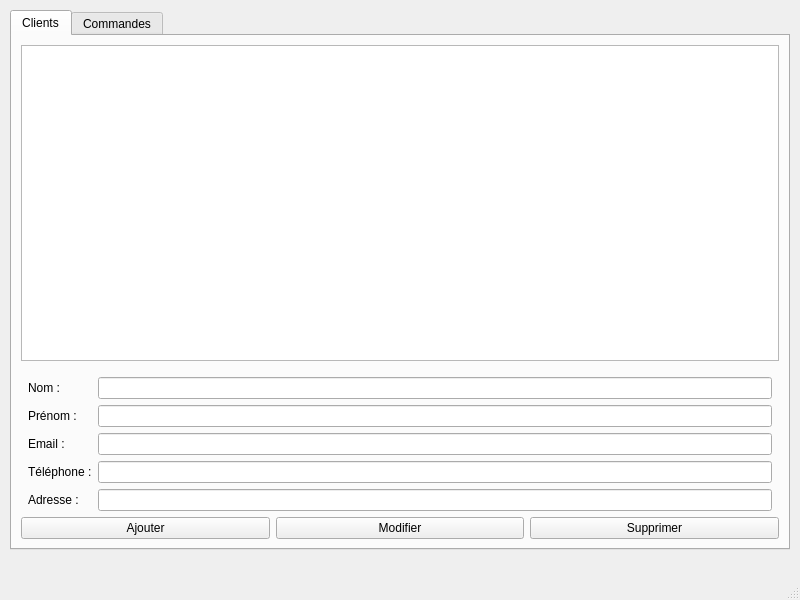
Old version of the form projet-logistique-qt/mainwindow.ui in the repository maysoun02/projet-logistique-qt.
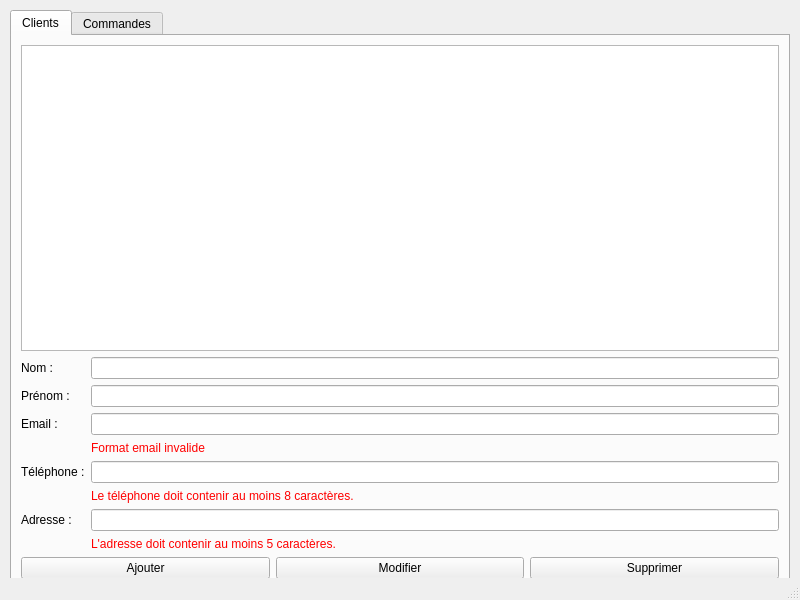
New version of the form.

Commit message: fonctionnenment de l'entité client

Patch:
```diff
--- a/projet-logistique-qt/mainwindow.ui
+++ b/projet-logistique-qt/mainwindow.ui
@@ -20,9 +20,11 @@
       <x>10</x>
       <y>10</y>
       <width>780</width>
-      <height>540</height>
+      <height>580</height>
      </rect>
     </property>
+
+    <!-- Tab Clients -->
     <widget class="QWidget" name="tabClients">
          <attribute name="title">
           <string>Clients</string>
@@ -32,96 +34,38 @@
            <widget class="QTableWidget" name="tableClients"/>
           </item>
           <item>
-           <spacer name="verticalSpacer">
-            <property name="orientation">
-             <enum>Qt::Vertical</enum>
-            </property>
-            <property name="sizeType">
-             <enum>QSizePolicy::Fixed</enum>
-            </property>
-            <property name="sizeHint" stdset="0">
-             <size>
-              <width>20</width>
-              <height>10</height>
-             </size>
-            </property>
-           </spacer>
-          </item>
-          <item>
-           <layout class="QHBoxLayout" name="horizontalWrapper">
-            <item>
-             <spacer name="leftSpacer">
-              <property name="orientation">
-               <enum>Qt::Horizontal</enum>
-              </property>
-              <property name="sizeType">
-               <enum>QSizePolicy::Expanding</enum>
-              </property>
-             </spacer>
-            </item>
-            <item>
              <layout class="QFormLayout" name="formClients">
-              <item row="0" column="0">
-               <widget class="QLabel" name="labelNom">
-                <property name="text">
-                 <string>Nom :</string>
-                </property>
-               </widget>
-              </item>
-              <item row="0" column="1">
-               <widget class="QLineEdit" name="lineNom"/>
-              </item>
-              <item row="1" column="0">
-               <widget class="QLabel" name="labelPrenom">
-                <property name="text">
-                 <string>Prénom :</string>
-                </property>
-               </widget>
-              </item>
-              <item row="1" column="1">
-               <widget class="QLineEdit" name="linePrenom"/>
-              </item>
-              <item row="2" column="0">
-               <widget class="QLabel" name="labelEmail">
-                <property name="text">
-                 <string>Email :</string>
-                </property>
-               </widget>
-              </item>
-              <item row="2" column="1">
-               <widget class="QLineEdit" name="lineEmail"/>
-              </item>
-              <item row="3" column="0">
-               <widget class="QLabel" name="labelTel">
-                <property name="text">
-                 <string>Téléphone :</string>
-                </property>
-               </widget>
-              </item>
+
+        <item row="0" column="0"><widget class="QLabel" name="labelNom"><property name="text"><string>Nom :</string></property></widget></item>
+        <item row="0" column="1"><widget class="QLineEdit" name="lineNom"/></item>
+        <item row="1" column="0"><widget class="QLabel" name="labelPrenom"><property name="text"><string>Prénom :</string></property></widget></item>
+        <item row="1" column="1"><widget class="QLineEdit" name="linePrenom"/></item>
+        <item row="2" column="0"><widget class="QLabel" name="labelEmail"><property name="text"><string>Email :</string></property></widget></item>
+        <item row="2" column="1"><widget class="QLineEdit" name="lineEmail"/></item>
               <item row="3" column="1">
-               <widget class="QLineEdit" name="lineTel"/>
-              </item>
-              <item row="4" column="0">
-               <widget class="QLabel" name="labelAdresse">
-                <property name="text">
-                 <string>Adresse :</string>
-                </property>
-               </widget>
-              </item>
-              <item row="4" column="1">
-               <widget class="QLineEdit" name="lineAdresse"/>
-              </item>
-             </layout>
-            </item>
-            <item>
-             <spacer name="rightSpacer">
-              <property name="orientation">
-               <enum>Qt::Horizontal</enum>
-              </property>
-              <property name="sizeType">
-               <enum>QSizePolicy::Expanding</enum>
-              </property>
-             </spacer>
+         <widget class="QLabel" name="labelEmailError">
+          <property name="text"><string>Format email invalide</string></property>
+          <property name="styleSheet"><string notr="true">color: red;</string></property>
+          <property name="visible"><bool>false</bool></property>
+         </widget>
+        </item>
+        <item row="4" column="0"><widget class="QLabel" name="labelTel"><property name="text"><string>Téléphone :</string></property></widget></item>
+        <item row="4" column="1"><widget class="QLineEdit" name="lineTel"/></item>
+        <item row="5" column="1">
+         <widget class="QLabel" name="labelTelError">
+          <property name="text"><string>Le téléphone doit contenir au moins 8 caractères.</string></property>
+          <property name="styleSheet"><string notr="true">color: red;</string></property>
+          <property name="visible"><bool>false</bool></property>
+         </widget>
+        </item>
+        <item row="6" column="0"><widget class="QLabel" name="labelAdresse"><property name="text"><string>Adresse :</string></property></widget></item>
+        <item row="6" column="1"><widget class="QLineEdit" name="lineAdresse"/></item>
+        <item row="7" column="1">
+         <widget class="QLabel" name="labelAdresseError">
+          <property name="text"><string>L'adresse doit contenir au moins 5 caractères.</string></property>
+          <property name="styleSheet"><string notr="true">color: red;</string></property>
+          <property name="visible"><bool>false</bool></property>
+         </widget>
             </item>
            </layout>
           </item>
```
Left out of the diff: 58 changed lines with no effect on the pictures. Lines whose indentation alone changed are shown as unchanged. The commit also changes 751 other files.
